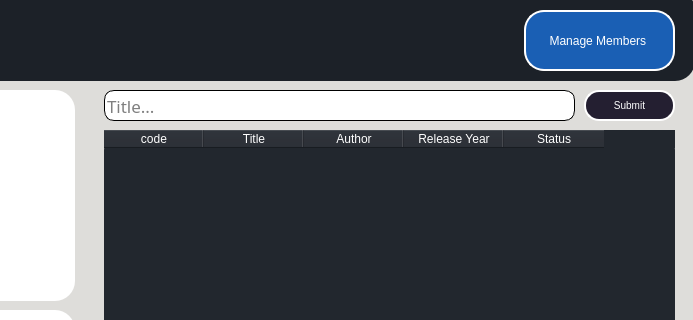
mohammedyazid/Library, file Library Agent/Ui/Agent_books.ui: the form before one commit; both pictures show x 486 to 1179 and y 0 to 320 of the 1179 by 723 pixel window.
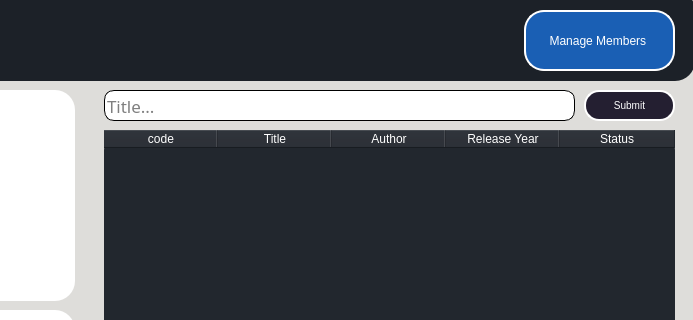
The form after the commit. Icons and pictures are not drawn.

Patch:
```diff
--- a/Library Agent/Ui/Agent_books.ui
+++ b/Library Agent/Ui/Agent_books.ui
@@ -151,6 +151,9 @@
     <property name="editTriggers">
      <set>QAbstractItemView::NoEditTriggers</set>
     </property>
+    <attribute name="horizontalHeaderDefaultSectionSize">
+     <number>114</number>
+    </attribute>
     <column>
      <property name="text">
       <string>code</string>
```
